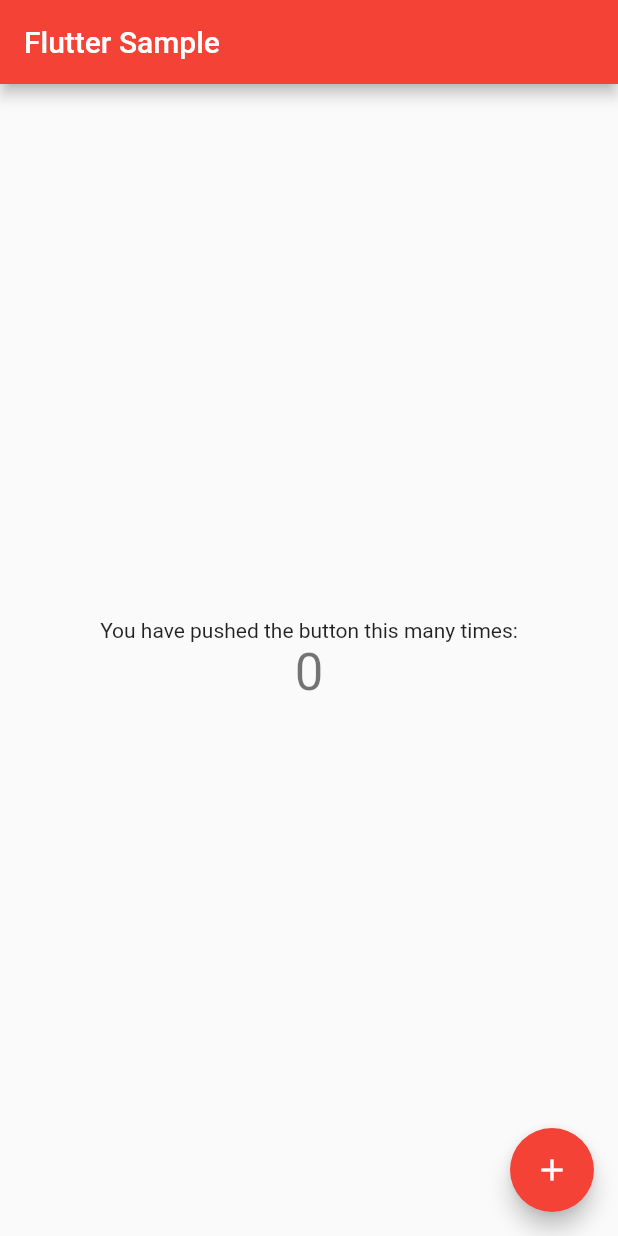
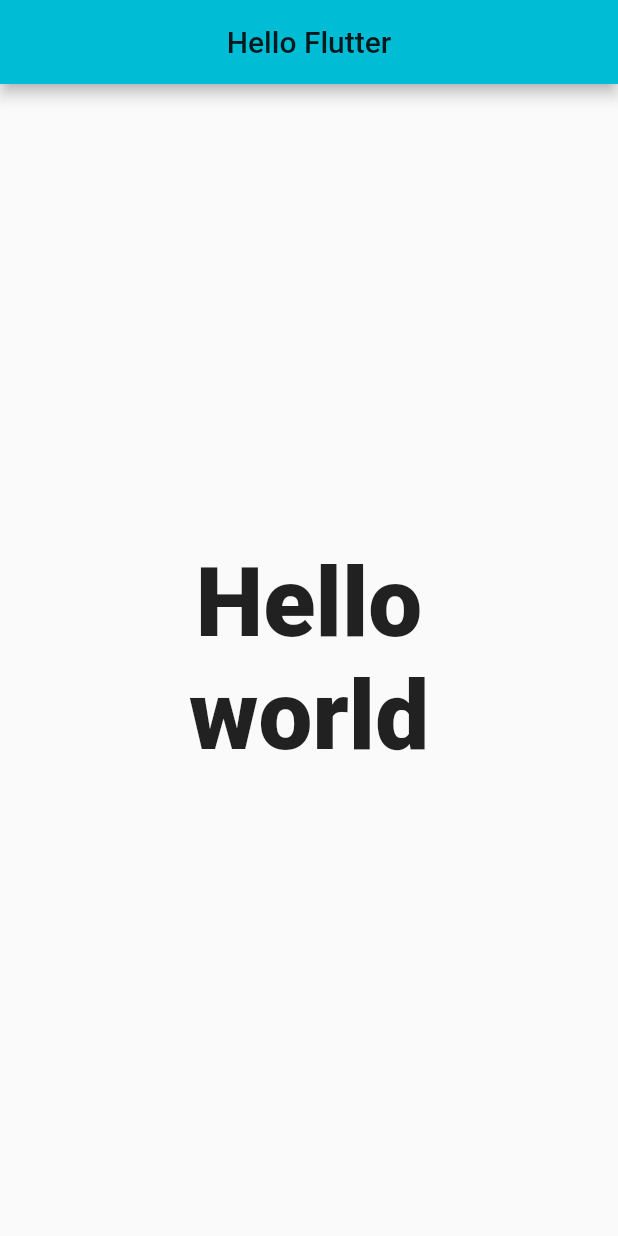
Before and after one commit to maechabin/flutter-sample, a Flutter app: the screen it shows after launch, on a phone screen of 412 x 824 dp. Run offline on Flutter 3.47's test engine with Material 2 defaults, Android fonts, the phone set to English and light mode, and no system bars.

Commit message:
Hello World実装

```diff
--- a/lib/main.dart
+++ b/lib/main.dart
@@ -2,101 +2,67 @@ import 'package:flutter/material.dart';
 
 void main() => runApp(MyApp());
 
+// Stateless Widget
 class MyApp extends StatelessWidget {
-  // このウィジェットはアプリケーションのルートです。
   @override
   Widget build(BuildContext context) {
+    const title = 'Hello Flutter';
     return MaterialApp(
-      title: 'Flutter Demo',
+      title: title,
       theme: ThemeData(
-        // これはアプリケーションのテーマです。
-        //
-        // "flutter run"でアプリケーションを起動してみましょう。青いツールバーを持ったアプリが開きます。
-        // それから、アプリを終了することなく、下記のprimarySwatchをColors.greenに変更してみると、
-        // "hot reload"が呼び出されます（"flutter run"を起動したコンソールで"r"を押すか、
-        // Flutter IDE内の"hot reload"に対して変更を保存するかだけでもOKです）。
-        // カウンターはゼロにリセットされていないということに注目してください。
-        // アプリケーションは再起動されていません。
-        primarySwatch: Colors.red,
+        primarySwatch: Colors.cyan,
       ),
-      home: MyHomePage(title: 'Flutter Sample'),
+      home: HelloWorld(title: title, world: 'world'),
     );
   }
 }
 
-class MyHomePage extends StatefulWidget {
-  MyHomePage({Key key, this.title}) : super(key: key);
-
-  // このウィジェットはアプリケーションのホームページです。ステートフルであり、
-  // （以下で定義されている）Stateオブジェクトを持っていることを意味しています。
-  // このStateオブジェクトには、見た目に影響を及ぼすフィールドを含んでいます。
-
-  // このクラスはstateのための設定を行います。親によって提供され（今回のケースではtitle）、
-  // Stateのbuildメソッドによって使われる（今回のケースではApp widget）値を保持します。
-  // Widgetサブクラスのフィールドは常に"final"でマークされます。
+// Stateful Widgate
+class HelloWorld extends StatefulWidget {
+  HelloWorld({Key key, this.title, this.world}) : super(key: key);
   final String title;
+  final String world;
 
   @override
-  _MyHomePageState createState() => _MyHomePageState();
+  _HelloWorld createState() => _HelloWorld();
 }
 
-class _MyHomePageState extends State<MyHomePage> {
-  int _counter = 0;
-
-  void _incrementCounter() {
-    setState(() {
-      // このsetStateの呼び出しは、FlutterフレームワークにこのStateの中で何かが変更されたということを伝えます。
-      // これにより、以下のbuildメソッドがreturnされ、更新された値が反映されます。
-      // もし、setState()を呼び出さずに、_counterを変更したとしたら、
-      // buildメソッドは再び呼ばれることはなく、何も起こらないでしょう。
-      _counter++;
-    });
-  }
-
+// State Widget
+class _HelloWorld extends State<HelloWorld> {
   @override
   Widget build(BuildContext context) {
-    // このメソッドはsetStateが呼ばれるたびにreturnされます。
-    // たとえば、上記の_incrementCounterメソッドによってreturnされるように。
-    //
-    // Flutterフレームワークはbuildメソッドが速くreturnするように最適化してきました。
-    // そのためWidgetのインスタンスを個別に変更する必要はなく、更新が必要なものだけを再buildできます。
     return Scaffold(
       appBar: AppBar(
-        // ここではApp.buildメソッドによって作成されたMyHomePageオブジェクトから値を取得し、
-        // appbarのtitleを設定するために使用します。
-        title: Text(widget.title),
-      ),
-      body: Center(
-        // Centerはレイアウト用のwidgetです。単一の子を取り、親の中央に配置します。
+          title: Center(
+        child: Text(widget.title),
+      )),
+      body: Container(
+        padding: const EdgeInsets.all(16.0),
         child: Column(
-          // Columnもまたレイアウト用のwidgetです。子のリストを取り、それらを垂直に並べます。
-          // デフォルトでは、子のサイズに合わせてサイズが変更され、親の高さになります。
-          //
-          // 各ウィジェットのワイヤフレームを表示するために"debug painting"を起動します。
-          //（コンソールで"p"を押すか、
-          // Android StudioであればFlutterインスペクターから"Toggle Debug Paint"アクションを選択するか、
-          // Visual Studio Codeであれば"Toggle Debug Paint"コマンドを実行します。）
-          //
-          // Columnは、自分自身の大きさや子の配置方法を制御するためのさまざまなプロパティを持ちます。
-          // ここでは、子を垂直方向にセンタリングするためにmainAxisAlignmentを使用しています。
-          // ここでの主軸は垂直軸となります。それは列が垂直（交差軸は水平）であるからです。
           mainAxisAlignment: MainAxisAlignment.center,
+          crossAxisAlignment: CrossAxisAlignment.center,
           children: <Widget>[
-            Text(
-              'You have pushed the button this many times:',
+            Center(
+              child: Text(
+                'Hello',
+                style: TextStyle(
+                  fontSize: 64.0,
+                  fontWeight: FontWeight.w800,
+                ),
+              ),
             ),
-            Text(
-              '$_counter',
-              style: Theme.of(context).textTheme.display1,
+            Center(
+              child: Text(
+                widget.world,
+                style: TextStyle(
+                  fontSize: 64.0,
+                  fontWeight: FontWeight.w800,
+                ),
+              ),
             ),
           ],
         ),
       ),
-      floatingActionButton: FloatingActionButton(
-        onPressed: _incrementCounter,
-        tooltip: 'Increment',
-        child: Icon(Icons.add),
-      ), // この末尾のカンマは、buildメソッドのための自動フォーマットをより良くします。
     );
   }
 }
```
Also changed, not shown: lib/_main.dart (added, +102 -0 lines).
